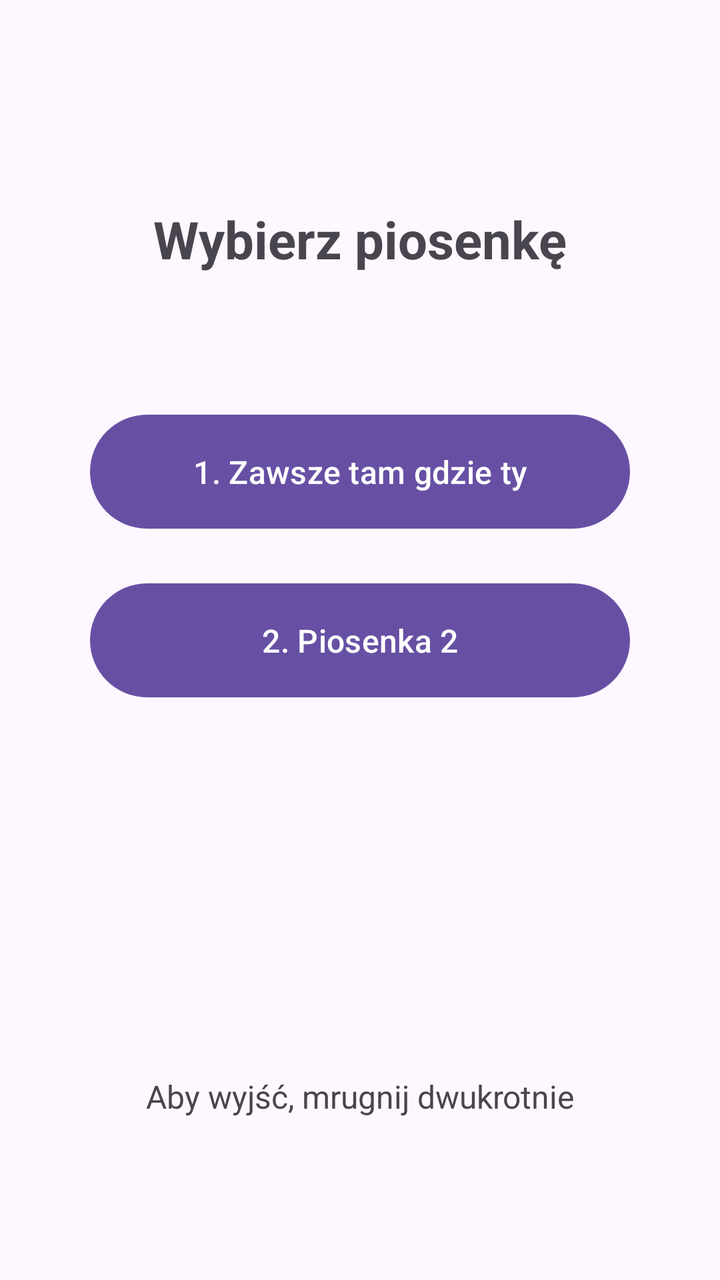
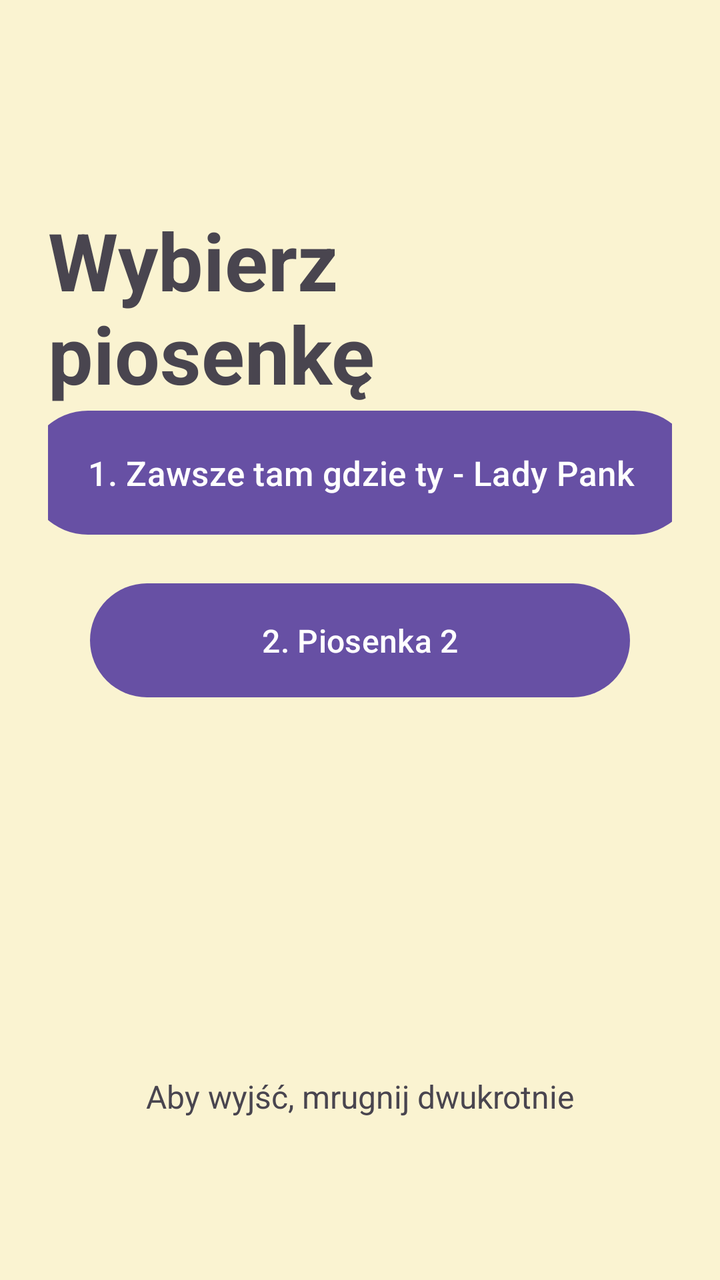

The first picture is an Android layout as it rendered before a commit; the second is the same layout after the commit. The layout source and the unified diff follow.
<!-- AndroidManifest.xml: application theme Theme.MyApplication -->
<!-- res/layout/activity_song.xml -->
<?xml version="1.0" encoding="utf-8"?>
<androidx.constraintlayout.widget.ConstraintLayout xmlns:android="http://schemas.android.com/apk/res/android"
    xmlns:app="http://schemas.android.com/apk/res-auto"
    android:layout_width="match_parent"
    android:layout_height="match_parent"
    android:padding="24dp">

    <TextView
        android:id="@+id/songListTitle"
        android:layout_width="wrap_content"
        android:layout_height="wrap_content"
        android:text="Wybierz piosenkę"
        android:textSize="26sp"
        android:textStyle="bold"
        app:layout_constraintBottom_toBottomOf="parent"
        app:layout_constraintEnd_toEndOf="parent"
        app:layout_constraintStart_toStartOf="parent"
        app:layout_constraintTop_toTopOf="parent"
        app:layout_constraintVertical_bias="0.14" />

    <Button
        android:id="@+id/song1Btn"
        android:layout_width="270dp"
        android:layout_height="65dp"
        android:text="1. Zawsze tam gdzie ty"
        android:textSize="16sp"
        app:layout_constraintBottom_toBottomOf="parent"
        app:layout_constraintEnd_toEndOf="parent"
        app:layout_constraintStart_toStartOf="parent"
        app:layout_constraintTop_toTopOf="parent"
        app:layout_constraintVertical_bias="0.34" />

    <Button
        android:id="@+id/song2Btn"
        android:layout_width="270dp"
        android:layout_height="65dp"
        android:text="2. Piosenka 2"
        android:textSize="16sp"
        app:layout_constraintBottom_toBottomOf="parent"
        app:layout_constraintEnd_toEndOf="parent"
        app:layout_constraintStart_toStartOf="parent"
        app:layout_constraintTop_toTopOf="parent"
        app:layout_constraintVertical_bias="0.50" />

    <TextView
        android:id="@+id/exitHintText"
        android:layout_width="wrap_content"
        android:layout_height="wrap_content"
        android:gravity="center"
        android:text="Aby wyjść, mrugnij dwukrotnie"
        android:textSize="16sp"
        app:layout_constraintBottom_toBottomOf="parent"
        app:layout_constraintEnd_toEndOf="parent"
        app:layout_constraintStart_toStartOf="parent"
        app:layout_constraintTop_toTopOf="parent"
        app:layout_constraintVertical_bias="0.90" />

</androidx.constraintlayout.widget.ConstraintLayout>
<!-- resources referenced by this layout -->
<resources>
  <style name="Theme.MyApplication" parent="Base.Theme.MyApplication" />
  <style name="Base.Theme.MyApplication" parent="Theme.Material3.DayNight.NoActionBar">
          
          
      </style>
</resources>

<!-- the commit's change to res/layout/activity_song.xml (unified diff, before → after) -->
@@ -1,29 +1,34 @@
 <?xml version="1.0" encoding="utf-8"?>
 <androidx.constraintlayout.widget.ConstraintLayout xmlns:android="http://schemas.android.com/apk/res/android"
     xmlns:app="http://schemas.android.com/apk/res-auto"
+    xmlns:tools="http://schemas.android.com/tools"
     android:layout_width="match_parent"
     android:layout_height="match_parent"
-    android:padding="24dp">
+    android:padding="24dp"
+    android:background="#FAF3D1">
+
 
     <TextView
         android:id="@+id/songListTitle"
         android:layout_width="wrap_content"
         android:layout_height="wrap_content"
         android:text="Wybierz piosenkę"
-        android:textSize="26sp"
+        android:textSize="40sp"
         android:textStyle="bold"
         app:layout_constraintBottom_toBottomOf="parent"
         app:layout_constraintEnd_toEndOf="parent"
+        app:layout_constraintHorizontal_bias="0.488"
         app:layout_constraintStart_toStartOf="parent"
         app:layout_constraintTop_toTopOf="parent"
-        app:layout_constraintVertical_bias="0.14" />
+        app:layout_constraintVertical_bias="0.161" />
 
     <Button
         android:id="@+id/song1Btn"
-        android:layout_width="270dp"
-        android:layout_height="65dp"
-        android:text="1. Zawsze tam gdzie ty"
-        android:textSize="16sp"
+        android:layout_width="335dp"
+        android:layout_height="70dp"
+        android:text="1. Zawsze tam gdzie ty - Lady Pank"
+        android:textSize="17sp"
+        app:cornerRadius="40dp"
         app:layout_constraintBottom_toBottomOf="parent"
         app:layout_constraintEnd_toEndOf="parent"
         app:layout_constraintStart_toStartOf="parent"
@@ -35,6 +40,7 @@
         android:layout_width="270dp"
         android:layout_height="65dp"
         android:text="2. Piosenka 2"
+        app:cornerRadius="40dp"
         android:textSize="16sp"
         app:layout_constraintBottom_toBottomOf="parent"
         app:layout_constraintEnd_toEndOf="parent"
